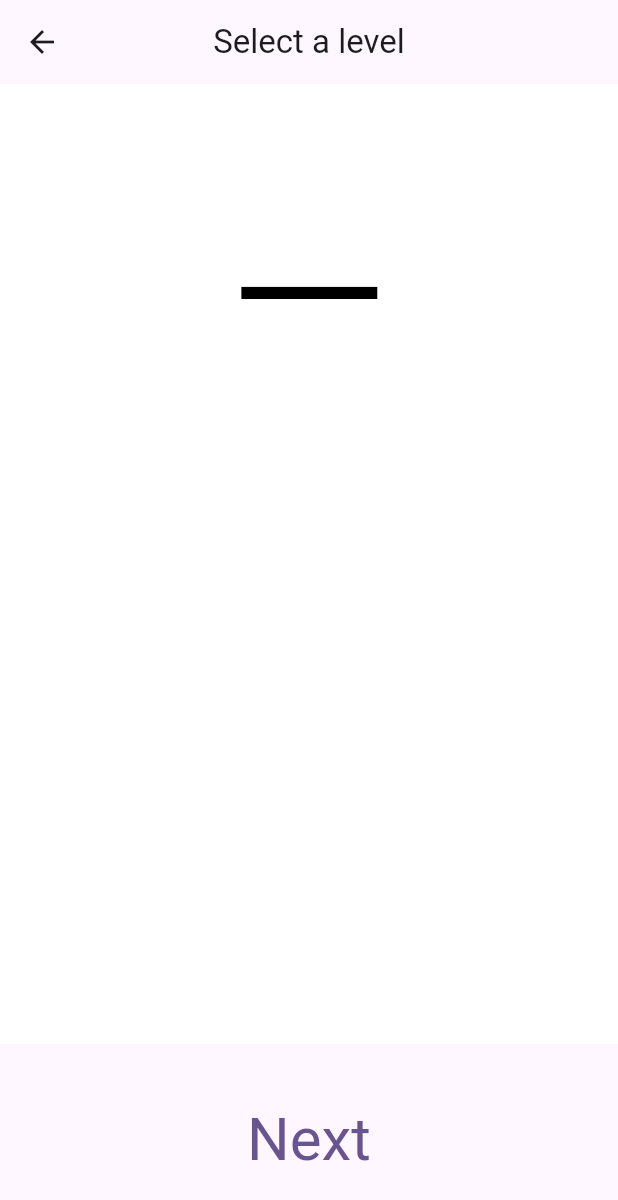
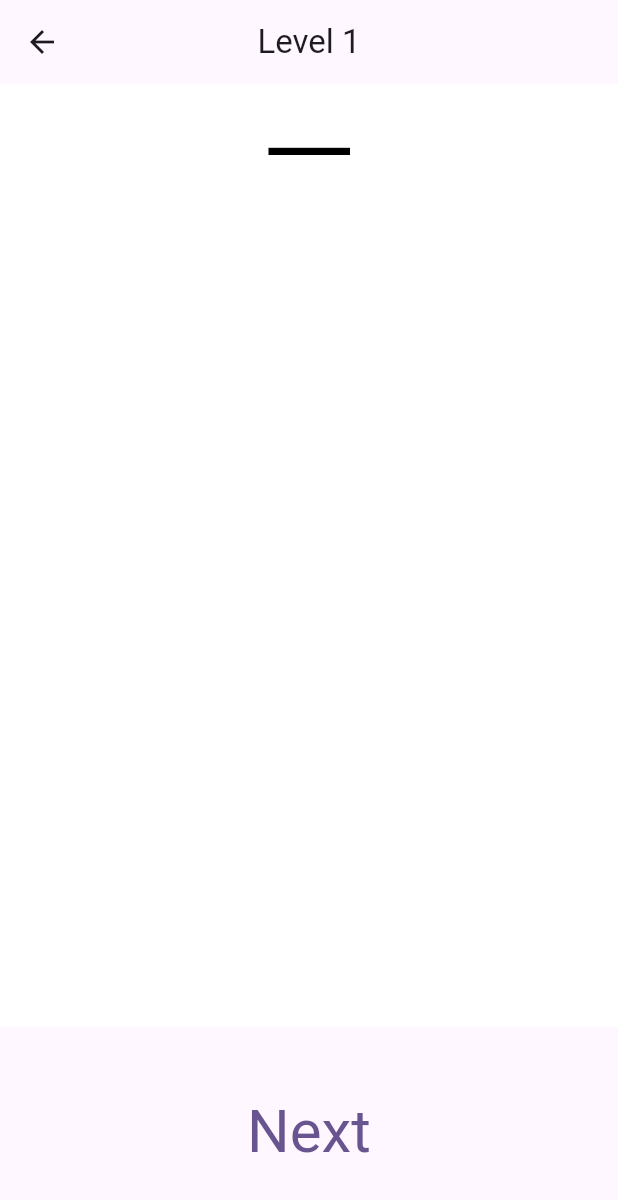
Before and after one commit to FrederikNorlyk/flutter-wanikani, a Flutter app: the screen it shows after launch, after a tap on an icon or button, on a phone screen of 412 x 824 dp. Shown: the top 1200 px of the screen. Run offline on Flutter 3.47's test engine with Material 3 defaults, Android fonts, the phone set to English and light mode, and no system bars.

Commit message:
Improved the layout of the review widget

```diff
--- a/lib/data/kanji_store.dart
+++ b/lib/data/kanji_store.dart
@@ -2,6 +2,7 @@ import 'dart:convert';
 
 import 'package:flutter/services.dart';
 import 'package:flutter_wanikani/model/kanji_item.dart';
+import 'package:flutter_wanikani/model/reading.dart';
 
 class KanjiStore {
 
@@ -30,13 +31,17 @@ class KanjiStore {
       }
 
       List<dynamic> readings = entry['readings'];
-      List<String> onYomiReadings = [];
-      List<String> kunYomiReadings = [];
-      List<String> nanoriReadings = [];
+      List<Reading> onYomiReadings = [];
+      List<Reading> kunYomiReadings = [];
+      List<Reading> nanoriReadings = [];
 
       for (var readingEntry in readings) {
+        var reading = Reading(
+          readingEntry['reading'],
+          isPrimary: readingEntry['primary']
+        );
+
         String type = readingEntry['type'];
-        String reading = readingEntry['reading'];
 
         switch (type) {
           case "onyomi":
@@ -53,10 +58,10 @@ class KanjiStore {
       items.add(KanjiItem(
         kanji,
         primaryMeaning,
-        alternative: alternativeMeanings.join(", "),
-        onYomi: onYomiReadings.join(", "),
-        kunYomi: kunYomiReadings.join(", "),
-        nanori: nanoriReadings.join(", ")
+        alternative: alternativeMeanings,
+        onYomi: onYomiReadings,
+        kunYomi: kunYomiReadings,
+        nanori: nanoriReadings
       ));
     }
 
--- a/lib/main.dart
+++ b/lib/main.dart
@@ -11,7 +11,7 @@ class MyApp extends StatelessWidget {
   @override
   Widget build(BuildContext context) {
     return MaterialApp(
-      title: 'Flutter Demo',
+      title: 'WaniKani Kanji Review',
       theme: ThemeData(
         colorScheme: ColorScheme.fromSeed(seedColor: Colors.deepPurple),
         useMaterial3: true,
--- a/lib/model/kanji_item.dart
+++ b/lib/model/kanji_item.dart
@@ -1,12 +1,21 @@
+import 'package:flutter_wanikani/model/reading.dart';
+
 class KanjiItem {
   final String _kanji;
   final String _primaryMeaning;
-  late final String? _alternativeMeanings;
-  late final String? _onYomiReadings;
-  late final String? _kunYomiReadings;
-  late final String? _nanoriReadings;
+  late final List<String> _alternativeMeanings;
+  late final List<Reading> _onYomiReadings;
+  late final List<Reading> _kunYomiReadings;
+  late final List<Reading> _nanoriReadings;
 
-  KanjiItem(this._kanji, this._primaryMeaning, {String? alternative, String? onYomi, String? kunYomi, String? nanori}) {
+  KanjiItem(
+    this._kanji,
+    this._primaryMeaning, {
+    required List<String> alternative,
+    required List<Reading> onYomi,
+    required List<Reading> kunYomi,
+    required List<Reading> nanori
+  }) {
     _alternativeMeanings = alternative;
     _onYomiReadings = onYomi;
     _kunYomiReadings = kunYomi;
@@ -21,19 +30,19 @@ class KanjiItem {
     return _primaryMeaning;
   }
 
-  String? get alternativeMeanings {
+  List<String> get alternativeMeanings {
     return _alternativeMeanings;
   }
 
-  String? get onYomiReadings {
+  List<Reading> get onYomiReadings {
     return _onYomiReadings;
   }
 
-  String? get kunYomiReadings {
+  List<Reading> get kunYomiReadings {
     return _kunYomiReadings;
   }
 
-  String? get nanoriReadings {
+  List<Reading> get nanoriReadings {
     return _nanoriReadings;
   }
 }
--- /dev/null
+++ b/lib/model/reading.dart
@@ -0,0 +1,16 @@
+class Reading {
+  final String _text;
+  late final bool _isPrimary;
+
+  Reading(this._text, { required bool isPrimary }) {
+    _isPrimary = isPrimary;
+  }
+
+  String get text {
+    return _text;
+  }
+
+  bool get isPrimary {
+    return _isPrimary;
+  }
+}
--- /dev/null
+++ b/lib/widgets/question_widget.dart
@@ -0,0 +1,31 @@
+import 'package:flutter/material.dart';
+import 'package:flutter_wanikani/model/kanji_item.dart';
+
+class QuestionWidget extends StatefulWidget {
+
+  final KanjiItem item;
+
+  const QuestionWidget({super.key, required this.item});
+
+  @override
+  State<StatefulWidget> createState() => _QuestionWidgetState();
+}
+
+class _QuestionWidgetState extends State<QuestionWidget> {
+  @override
+  Widget build(BuildContext context) {
+    return Container(
+      color: Colors.white,
+      child: Align(
+        alignment: Alignment.topCenter,
+        child: Text(
+          widget.item.kanji,
+          style: const TextStyle(
+            fontSize: 60,
+            color: Colors.black
+          )
+        )
+      )
+    );
+  }
+}
--- a/lib/widgets/review_widget.dart
+++ b/lib/widgets/review_widget.dart
@@ -1,6 +1,8 @@
 import 'package:flutter/material.dart';
 import 'package:flutter_wanikani/model/kanji_item.dart';
 import 'package:flutter_wanikani/service/kanji_service.dart';
+import 'package:flutter_wanikani/widgets/answer_widget.dart';
+import 'package:flutter_wanikani/widgets/question_widget.dart';
 
 class ReviewWidget extends StatefulWidget {
 
@@ -45,29 +47,13 @@ class _ReviewWidgetState extends State<ReviewWidget> {
     }
 
     return Scaffold(
-      appBar: AppBar(title: const Text('Select a level'), centerTitle: true),
+      appBar: AppBar(title: Text('Level ${widget.level}'), centerTitle: true),
       body: Column(
         crossAxisAlignment: CrossAxisAlignment.stretch,
         children: [
           Expanded(
-            flex: 1,
-            child: Container(color: Colors.white),
-          ),
-          Expanded(
             flex: 9,
-            child: Container(
-              color: Colors.white,
-              child: Column(
-                crossAxisAlignment: CrossAxisAlignment.stretch,
-                children: [
-                  _getTextRow(_isShowingAnswer ? _item.primaryMeaning : _item.kanji, 100),
-                  _getTextRow(_isShowingAnswer ? _item.alternativeMeanings ?? "" : "", 60),
-                  _getTextRow(_isShowingAnswer ? _item.onYomiReadings ?? "" : "", 40),
-                  _getTextRow(_isShowingAnswer ? _item.kunYomiReadings ?? "" : "", 40),
-                  _getTextRow(_isShowingAnswer ? _item.nanoriReadings ?? "" : "", 40),
-                ]
-              )
-            )
+            child: _isShowingAnswer ? AnswerWidget(item: _item) : QuestionWidget(item: _item)
           ),
           Expanded(
             flex: 2,
@@ -80,19 +66,6 @@ class _ReviewWidgetState extends State<ReviewWidget> {
             )
           )
         ]
-      )
-    );
-  }
-
-  Align _getTextRow(String text, double? fontSize) {
-    return Align(
-      alignment: Alignment.center,
-      child: Text(
-        text,
-        style: TextStyle(
-          fontSize: fontSize,
-          color: Colors.black
-        )
       )
     );
   }
```
Also changed, not shown: lib/widgets/answer_widget.dart (added, +66 -0 lines).
